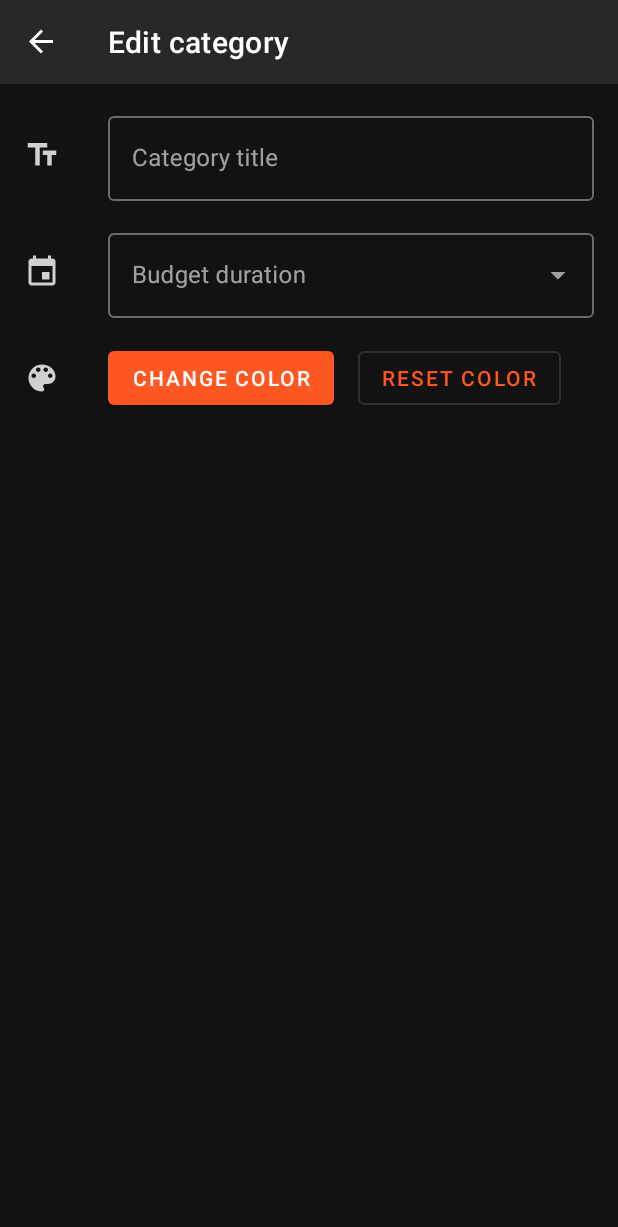
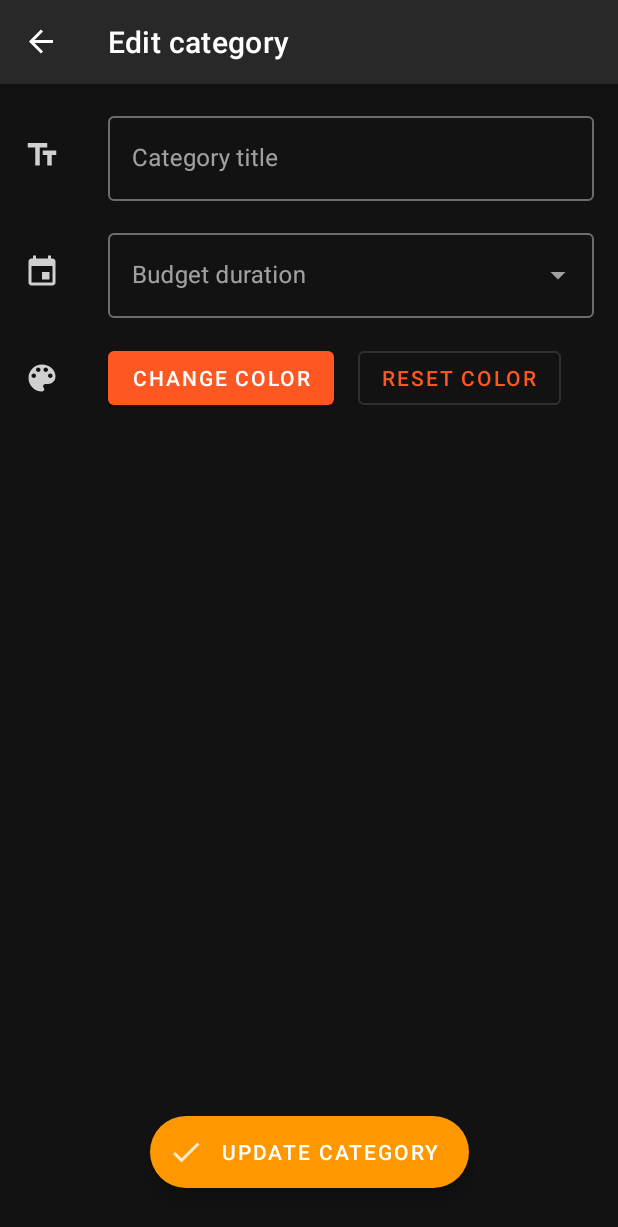
Before and after one commit to buiquanghuy23103/Fitsu, an Android app: the AddEditCategoryFragment screen opened through its navigation route, on a phone screen of 412 x 824 dp. Shown: the top 1227 px of the screen. Run offline under Robolectric (Android 15) with nearby library versions, the phone set to English and light mode, and no system bars; our stand-ins replace Dagger/Hilt's generated code, Room's generated code, RxJava, Timber, data binding and 1 more; libraries missing offline, so code that uses them is left out: com.divyanshu.colorseekbar; plain views replace ColorSeekBar; 1 statement that could not run was skipped.

Commit message:
Update category

```diff
--- a/app/src/main/java/com/huy/fitsu/addEditCategory/AddEditCategoryFragment.kt
+++ b/app/src/main/java/com/huy/fitsu/addEditCategory/AddEditCategoryFragment.kt
@@ -10,12 +10,14 @@ import androidx.fragment.app.Fragment
 import androidx.fragment.app.viewModels
 import androidx.lifecycle.Observer
 import androidx.lifecycle.ViewModelProvider
+import androidx.navigation.fragment.findNavController
 import androidx.navigation.fragment.navArgs
 import com.divyanshu.colorseekbar.ColorSeekBar
 import com.huy.fitsu.FitsuApplication
 import com.huy.fitsu.R
 import com.huy.fitsu.data.model.BudgetDuration
 import com.huy.fitsu.databinding.AddEditCategoryFragBinding
+import kotlinx.android.synthetic.main.add_edit_category_frag.*
 import javax.inject.Inject
 
 class AddEditCategoryFragment: Fragment() {
@@ -53,6 +55,10 @@ class AddEditCategoryFragment: Fragment() {
         binding.lifecycleOwner = this.viewLifecycleOwner
         setCategoryId()
         loadCategoryInfo()
+        setupUpdateCategoryButton()
+        viewModel.navigateBackLiveData().observe(viewLifecycleOwner, Observer {
+            findNavController().navigateUp()
+        })
     }
 
     private fun setCategoryId() {
@@ -99,4 +105,17 @@ class AddEditCategoryFragment: Fragment() {
         )
     }
 
+    private fun setupUpdateCategoryButton() {
+        binding.categoryUpdateButton.setOnClickListener {
+            val title = category_title_edit_text.text.toString()
+            val budgetDuration = category_budget_duration_edit_text.text.toString()
+            val color = category_color_seek_bar.getColor()
+            viewModel.updateCategory(
+                title = title,
+                budgetDuration = BudgetDuration.valueOf(budgetDuration),
+                color = color
+            )
+        }
+    }
+
 }
--- /dev/null
+++ b/app/src/main/res/drawable-anydpi/ic_tick.xml
@@ -0,0 +1,11 @@
+<vector xmlns:android="http://schemas.android.com/apk/res/android"
+    android:width="24dp"
+    android:height="24dp"
+    android:viewportWidth="24"
+    android:viewportHeight="24"
+    android:tint="#FFFFFF"
+    android:alpha="0.8">
+    <path
+        android:fillColor="#FF000000"
+        android:pathData="M9,16.17L4.83,12l-1.42,1.41L9,19 21,7l-1.41,-1.41z"/>
+</vector>
--- a/app/src/main/res/layout/add_edit_category_frag.xml
+++ b/app/src/main/res/layout/add_edit_category_frag.xml
@@ -12,7 +12,8 @@
 
     <ScrollView
         android:layout_width="match_parent"
-            android:layout_height="match_parent">
+        android:layout_height="match_parent"
+        android:fillViewport="true">
 
         <androidx.constraintlayout.widget.ConstraintLayout
             android:layout_width="match_parent"
@@ -120,6 +121,17 @@
                 app:layout_constraintTop_toBottomOf="@id/category_change_color_button"
                 tools:visibility="visible" />
 
+            <com.google.android.material.floatingactionbutton.ExtendedFloatingActionButton
+                android:id="@+id/category_update_button"
+                android:layout_width="wrap_content"
+                android:layout_height="wrap_content"
+                android:layout_margin="@dimen/layout_margin_large"
+                android:text="@string/update_category_button_label"
+                app:icon="@drawable/ic_tick"
+                app:layout_constraintBottom_toBottomOf="parent"
+                app:layout_constraintEnd_toEndOf="parent"
+                app:layout_constraintStart_toStartOf="parent" />
+
 
         </androidx.constraintlayout.widget.ConstraintLayout>
 
--- a/app/src/main/res/values/strings.xml
+++ b/app/src/main/res/values/strings.xml
@@ -12,5 +12,6 @@
     <string name="category_change_color_button_label">Change color</string>
     <string name="category_color_reset_button_label">Reset color</string>
     <string name="drawer_header_image_content_description">Fitsu header image</string>
+    <string name="update_category_button_label">Update category</string>
 
 </resources>
```
Also changed, not shown: app/src/main/java/com/huy/fitsu/addEditCategory/AddEditCategoryViewModel.kt (+13 -1 lines), app/src/main/res/drawable-hdpi/ic_tick.png (added), app/src/main/res/drawable-mdpi/ic_tick.png (added), app/src/main/res/drawable-xhdpi/ic_tick.png (added), app/src/main/res/drawable-xxhdpi/ic_tick.png (added). Lines whose indentation alone changed are shown as unchanged.
